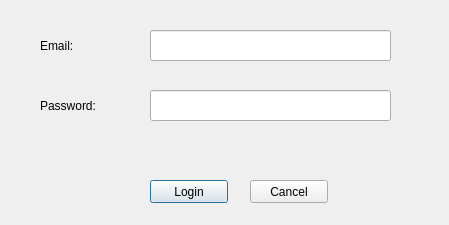
Qt form pCloud/loginwindow.ui (pcloudcom/pfs-gui) before a commit.
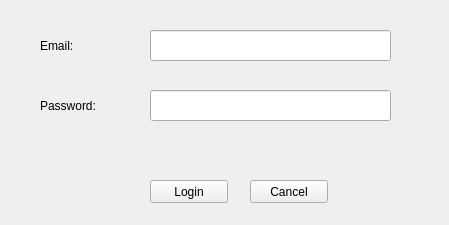
The same form after that commit.

Diff of the .ui file:
```diff
--- a/pCloud/loginwindow.ui
+++ b/pCloud/loginwindow.ui
@@ -102,7 +102,7 @@
      <string>Login</string>
     </property>
     <property name="default">
-     <bool>true</bool>
+     <bool>false</bool>
     </property>
    </widget>
   </widget>
```
